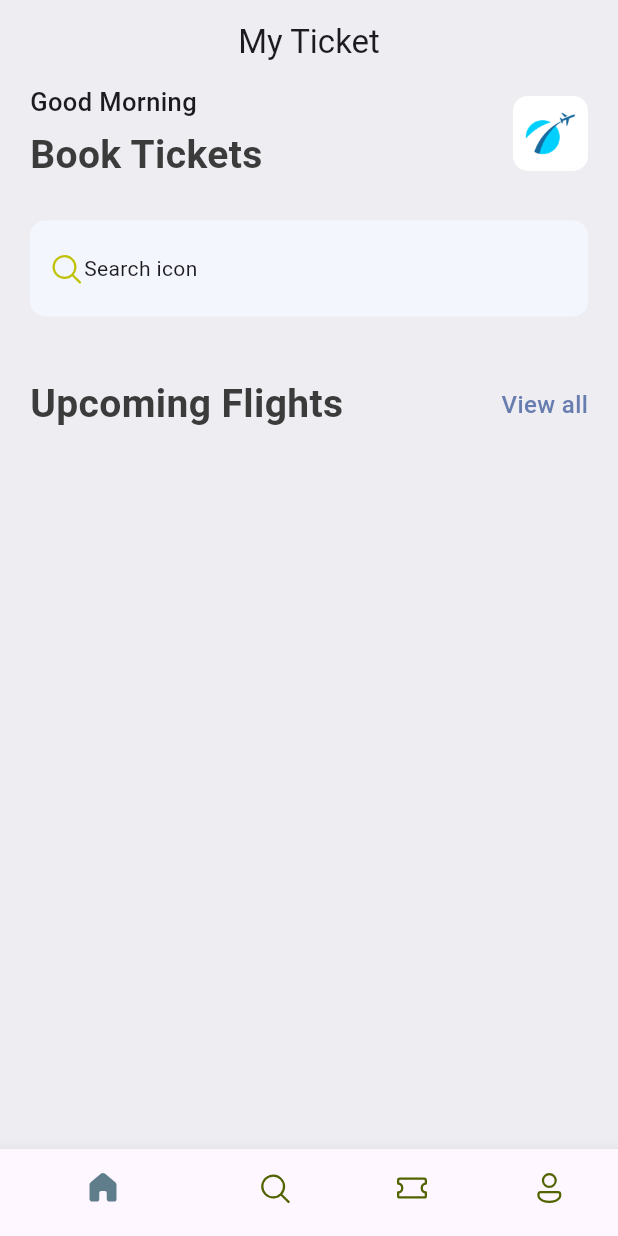
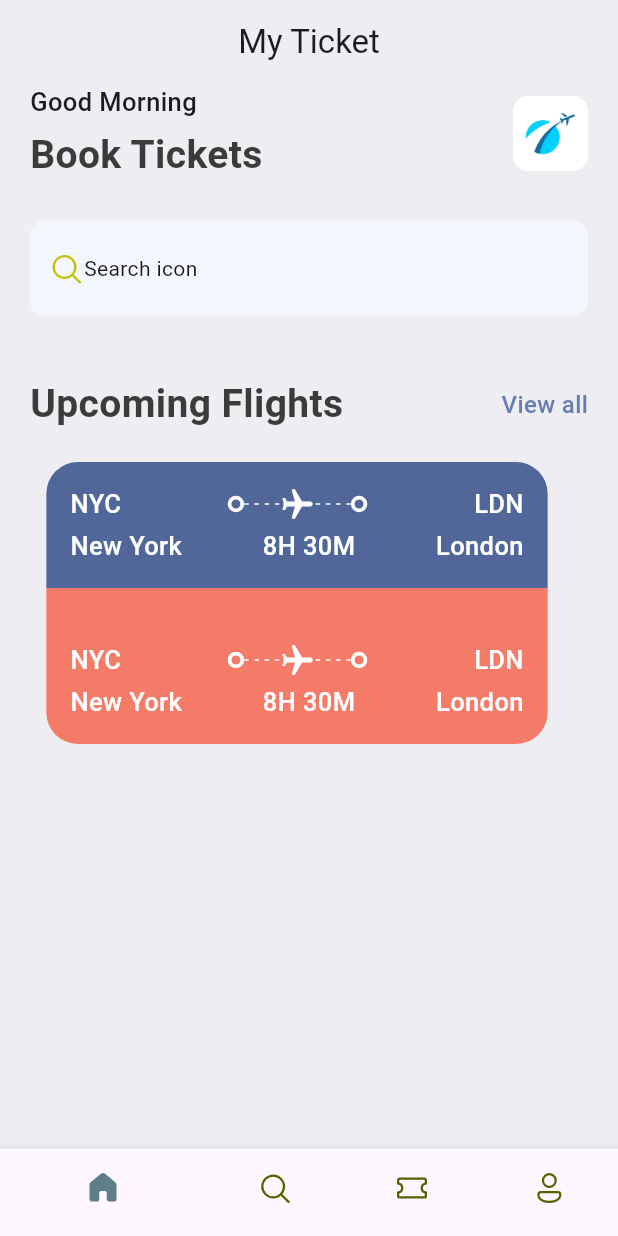
Before and after one commit to Thisi47/ticket_app, a Flutter app: the screen it shows after launch, on a phone screen of 412 x 824 dp. Run offline on Flutter 3.47's test engine with Material 3 defaults, Android fonts, the phone set to English and light mode, and no system bars; our stand-ins replace fluentui_icons.

Commit message:
Modifications apportees au project

```diff
--- a/lib/base/res/styles/app_styles.dart
+++ b/lib/base/res/styles/app_styles.dart
@@ -5,6 +5,9 @@ Color primary = const Color(0xFF687daf);
 class AppStyles {
   static Color primaryColor = primary;
   static Color textColor = const Color(0xFF3B3B3B);
+  static Color ticketBlue = const Color(0xFF526799);
+  static Color ticketOrange = const Color(0xFFF37B67);
+
   static TextStyle headLineStyle3 = const TextStyle(fontSize: 17, fontWeight: FontWeight.w500);
   static TextStyle headLineStyle1 =  TextStyle(
       color: textColor,
@@ -14,6 +17,7 @@ class AppStyles {
       color: textColor,
       fontSize: 26,
       fontWeight: FontWeight.bold);
+
 
   //Definitions des couleurs
   static Color backgroundColor = const Color(0XFFEEEDF2);
--- /dev/null
+++ b/lib/base/widgets/app_layoutbuilder_widget.dart
@@ -0,0 +1,28 @@
+import 'package:flutter/material.dart';
+
+class AppLayoutBuilderWidget extends StatelessWidget {
+  const AppLayoutBuilderWidget({super.key, required this.randomDivider});
+  final int randomDivider;
+
+
+  @override
+  Widget build(BuildContext context) {
+    return LayoutBuilder(builder: (BuildContext context, BoxConstraints contraints){
+      print("${contraints.constrainWidth()}");
+      return Flex(
+        mainAxisAlignment: MainAxisAlignment.spaceBetween,
+        direction: Axis.horizontal,
+        children: List.generate((contraints.constrainWidth()/randomDivider).floor(), (index) =>const SizedBox(
+          width: 3,
+          height: 1,
+          child: DecoratedBox(
+            decoration:BoxDecoration(
+              color: Colors.white,
+            ),
+          )
+        )
+        )
+      );
+    });
+  }
+}
--- /dev/null
+++ b/lib/base/widgets/big_dot.dart
@@ -0,0 +1,16 @@
+import 'package:flutter/material.dart';
+
+class BigDot extends StatelessWidget {
+  const BigDot({super.key});
+
+  @override
+  Widget build(BuildContext context) {
+    return Container(
+      padding: const EdgeInsets.all(3),
+      decoration: BoxDecoration(
+        border: Border.all(width: 2.5, color: Colors.white),
+        borderRadius: BorderRadius.circular(20),
+      ),
+    );
+  }
+}
--- /dev/null
+++ b/lib/base/widgets/ticket_view.dart
@@ -0,0 +1,195 @@
+import 'package:flutter/material.dart';
+import 'package:ticket_app/base/res/styles/app_styles.dart';
+import 'package:ticket_app/base/widgets/app_layoutbuilder_widget.dart';
+import 'package:ticket_app/base/widgets/big_dot.dart';
+
+class TicketView extends StatelessWidget {
+  const TicketView({super.key});
+
+  @override
+  Widget build(BuildContext context) {
+    final size = MediaQuery.of(context).size;
+
+    return SizedBox(
+      width: size.width*0.85,
+      height: 190,
+      child: Container(
+        margin: const EdgeInsets.only(right: 16),
+        child: Column(
+          children: [
+            Container(
+             padding: const EdgeInsets.all(16),
+             decoration: BoxDecoration(
+               color: AppStyles.ticketBlue,
+               borderRadius:const BorderRadius.only(
+                   topLeft: Radius.circular(21),
+                   topRight: Radius.circular(21)
+               )
+             ),
+              child: Column(
+                children: [
+
+                  //Show departure and destination with icons first line
+                  Row(
+                    children: [
+                      Text(
+                          "NYC",
+                          style: AppStyles.headLineStyle3.copyWith(
+                            color: Colors.white
+                          ),
+                      ),
+                      Expanded(child: Container()),
+                      const BigDot(),
+                      Expanded(child: Stack(
+                          children: [
+                            const SizedBox(
+                              height: 24,
+                              child: AppLayoutBuilderWidget(randomDivider: 6,),
+                            ),
+                            Center(child: Transform.rotate(
+                                angle: 1.57,
+                                child: const Icon(
+                                  Icons.local_airport_rounded,
+                                  color: Colors.white,
+                                )
+                              )
+                            ,)
+                          ]
+                      )
+                      ),
+                      const BigDot(),
+                      Expanded(child: Container()),
+
+                      Text(
+                          "LDN",
+                          style: AppStyles.headLineStyle3.copyWith(
+                            color: Colors.white
+                          ),
+                      ),
+
+                    ],
+                  ),
+                  const SizedBox(height: 4,),
+                  //Show departure and destination names with times
+                  Row(
+                    children: [
+                      Text(
+                        "New York",
+                        style: AppStyles.headLineStyle3.copyWith(
+                            color: Colors.white
+                        ),
+                      ),
+                      Expanded(child: Container()),
+                      Text(
+                        "8H 30M",
+                        style: AppStyles.headLineStyle3.copyWith(
+                            color: Colors.white
+                        ),
+                      ),
+                      Expanded(child: Container()),
+
+                      Text(
+                        "London",
+                        style: AppStyles.headLineStyle3.copyWith(
+                            color: Colors.white
+                        ),
+                      ),
+
+                    ],
+                  ),
+                ],
+              ),
+            ),
+            Container(
+              height: 20,
+              color: AppStyles.ticketOrange,
+            ),
+            Container(
+             padding: const EdgeInsets.all(16),
+             decoration: BoxDecoration(
+               color: AppStyles.ticketOrange,
+               borderRadius:const BorderRadius.only(
+                   bottomLeft: Radius.circular(21),
+                   bottomRight: Radius.circular(21)
+               )
+             ),
+              child: Column(
+                children: [
+
+                  //Show departure and destination with icons first line
+                  Row(
+                    children: [
+                      Text(
+                          "NYC",
+                          style: AppStyles.headLineStyle3.copyWith(
+                            color: Colors.white
+                          ),
+                      ),
+                      Expanded(child: Container()),
+                      const BigDot(),
+                      Expanded(child: Stack(
+                          children: [
+                            const SizedBox(
+                              height: 24,
+                              child: AppLayoutBuilderWidget(randomDivider: 6,),
+                            ),
+                            Center(child: Transform.rotate(
+                                angle: 1.57,
+                                child: const Icon(
+                                  Icons.local_airport_rounded,
+                                  color: Colors.white,
+                                )
+                              )
+                            ,)
+                          ]
+                      )
+                      ),
+                      const BigDot(),
+                      Expanded(child: Container()),
+
+                      Text(
+                          "LDN",
+                          style: AppStyles.headLineStyle3.copyWith(
+                            color: Colors.white
+                          ),
+                      ),
+
+                    ],
+                  ),
+                  const SizedBox(height: 4,),
+                  //Show departure and destination names with times
+                  Row(
+                    children: [
+                      Text(
+                        "New York",
+                        style: AppStyles.headLineStyle3.copyWith(
+                            color: Colors.white
+                        ),
+                      ),
+                      Expanded(child: Container()),
+                      Text(
+                        "8H 30M",
+                        style: AppStyles.headLineStyle3.copyWith(
+                            color: Colors.white
+                        ),
+                      ),
+                      Expanded(child: Container()),
+
+                      Text(
+                        "London",
+                        style: AppStyles.headLineStyle3.copyWith(
+                            color: Colors.white
+                        ),
+                      ),
+
+                    ],
+                  ),
+                ],
+              ),
+            ),
+          ],
+        ),
+      ),
+    );
+  }
+}
--- a/lib/screens/home_screen.dart
+++ b/lib/screens/home_screen.dart
@@ -5,6 +5,7 @@ import 'package:flutter/material.dart';
 import 'package:ticket_app/base/res/styles/app_styles.dart';
 import 'package:ticket_app/base/res/styles/media.dart';
 import 'package:ticket_app/base/widgets/app_double_text.dart';
+import 'package:ticket_app/base/widgets/ticket_view.dart';
 
 class HomeScreen extends StatefulWidget {
   const HomeScreen({super.key});
@@ -74,6 +75,8 @@ class _HomeScreenState extends State<HomeScreen> {
                 ),
                 const SizedBox(height: 40,),
                 const AppDoubleText(bigText: "Upcoming Flights", smallText: "View all"),
+                const SizedBox(height: 20,),
+                TicketView(),
               ],
             ),
 
```
